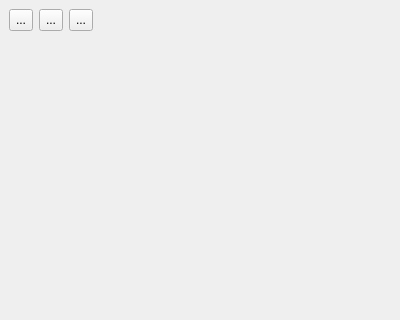
Above: ui/ui_feature_details.ui from gltn/stdm before the change. Below: the same form after it.
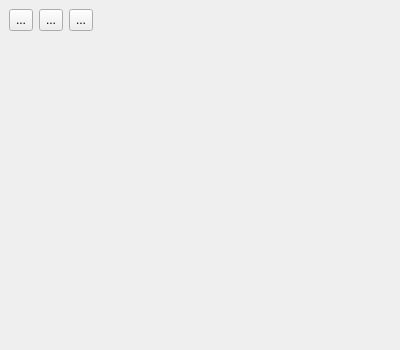
That is the form after the change. Icons and pictures are not drawn.

Patch:
```diff
--- a/ui/ui_feature_details.ui
+++ b/ui/ui_feature_details.ui
@@ -7,7 +7,7 @@
     <x>0</x>
     <y>0</y>
     <width>400</width>
-    <height>320</height>
+    <height>350</height>
    </rect>
   </property>
   <property name="minimumSize">
@@ -151,7 +151,7 @@
          <x>0</x>
          <y>0</y>
          <width>378</width>
-         <height>241</height>
+         <height>271</height>
         </rect>
        </property>
       </widget>
```
